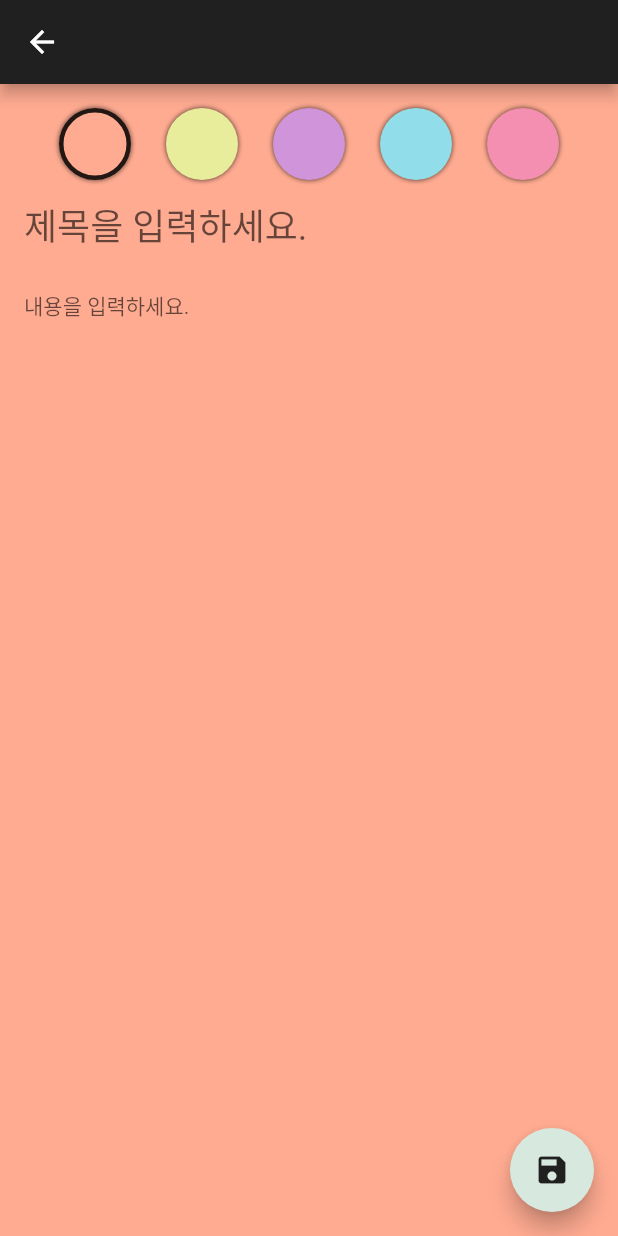
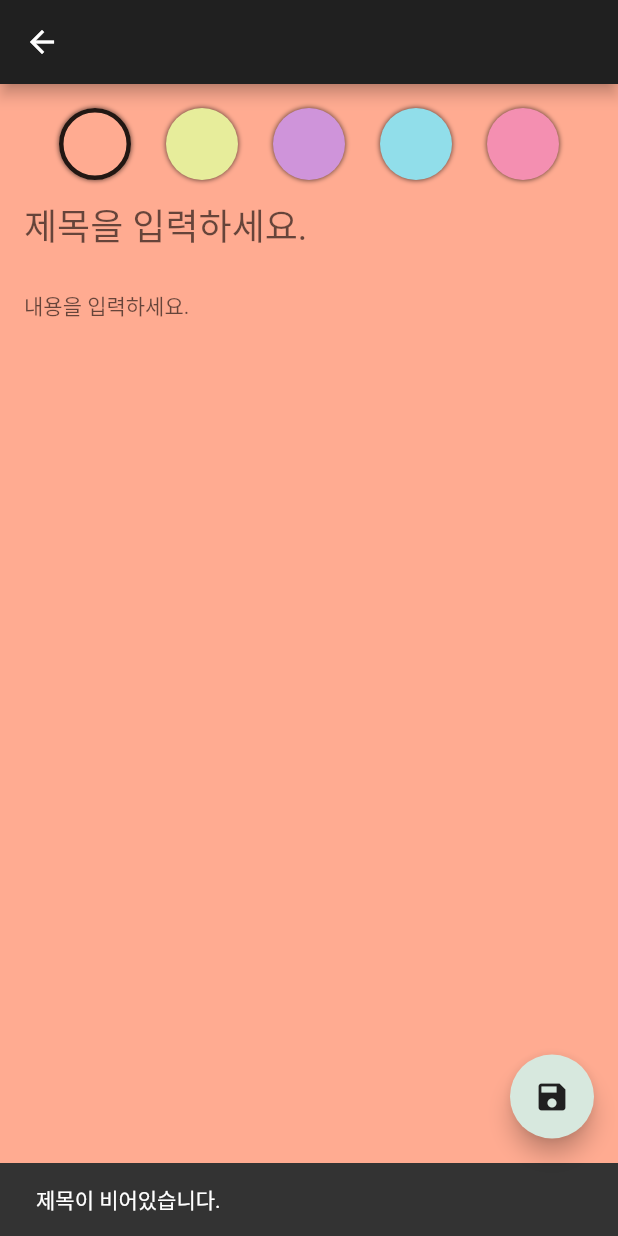
Before and after one commit to Juwon-Yun/clean_note_app, a Flutter app: the AddEditNoteScreen screen opened directly, after a tap on the "save" icon, on a phone screen of 412 x 824 dp. Run offline on Flutter 3.47's test engine with Material 2 defaults, Android fonts, the phone set to English and light mode, and no system bars; our stand-ins replace freezed_annotation, sqflite; accounts and stored records are empty.

Commit message:
- update: 스낵바

```diff
--- a/lib/presentation/add_edit_note/add_edit_note_screen.dart
+++ b/lib/presentation/add_edit_note/add_edit_note_screen.dart
@@ -39,7 +39,19 @@ class _AddEditNoteScreenState extends State<AddEditNoteScreen> {
     return Scaffold(
       appBar: AppBar(),
       floatingActionButton: FloatingActionButton(
-        onPressed: () {},
+        onPressed: () {
+          if (_titleController.text.isEmpty) {
+            SnackBar snackBar = const SnackBar(
+              content: Text('제목이 비어있습니다.'),
+            );
+            ScaffoldMessenger.of(context).showSnackBar(snackBar);
+          } else if (_contentController.text.isEmpty) {
+            SnackBar snackBar = const SnackBar(
+              content: Text('내용이 비어있습니다.'),
+            );
+            ScaffoldMessenger.of(context).showSnackBar(snackBar);
+          }
+        },
         child: const Icon(
           Icons.save,
         ),
--- a/lib/presentation/notes/notes_screen.dart
+++ b/lib/presentation/notes/notes_screen.dart
@@ -38,6 +38,7 @@ class _NoteScreenState extends State<NoteScreen> {
           Navigator.push(
             context,
             MaterialPageRoute(
+              // 새 메모를 작성할때마다 초기 설정을 하려면 여기서 viewModel 을 읽어오면됨
               builder: (_) => const AddEditNoteScreen(),
             ),
           );
```
